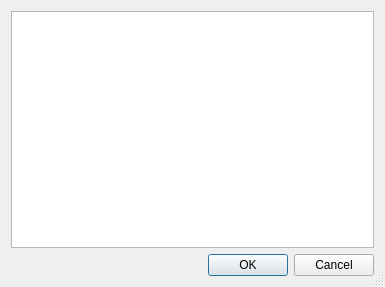
Old version of the form braviz/interaction/qt_guis/outcome_select.ui in the repository diego0020/braviz-app.
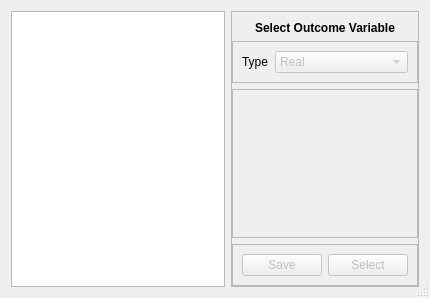
New version of the form.

Patch:
```diff
--- a/braviz/interaction/qt_guis/outcome_select.ui
+++ b/braviz/interaction/qt_guis/outcome_select.ui
@@ -6,8 +6,8 @@
    <rect>
     <x>0</x>
     <y>0</y>
-    <width>385</width>
-    <height>287</height>
+    <width>430</width>
+    <height>298</height>
    </rect>
   </property>
   <property name="windowTitle">
@@ -22,18 +22,172 @@
   <property name="modal">
    <bool>true</bool>
   </property>
-  <layout class="QVBoxLayout" name="verticalLayout">
+  <layout class="QHBoxLayout" name="horizontalLayout">
    <item>
-    <widget class="QTableView" name="tableView"/>
+    <widget class="QTableView" name="tableView">
+     <property name="sizePolicy">
+      <sizepolicy hsizetype="Preferred" vsizetype="Expanding">
+       <horstretch>0</horstretch>
+       <verstretch>0</verstretch>
+      </sizepolicy>
+     </property>
+     <property name="alternatingRowColors">
+      <bool>true</bool>
+     </property>
+     <property name="selectionMode">
+      <enum>QAbstractItemView::SingleSelection</enum>
+     </property>
+     <property name="selectionBehavior">
+      <enum>QAbstractItemView::SelectRows</enum>
+     </property>
+     <property name="sortingEnabled">
+      <bool>true</bool>
+     </property>
+     <property name="cornerButtonEnabled">
+      <bool>false</bool>
+     </property>
+     <attribute name="horizontalHeaderShowSortIndicator" stdset="0">
+      <bool>true</bool>
+     </attribute>
+     <attribute name="horizontalHeaderStretchLastSection">
+      <bool>true</bool>
+     </attribute>
+     <attribute name="verticalHeaderCascadingSectionResizes">
+      <bool>true</bool>
+     </attribute>
+     <attribute name="verticalHeaderShowSortIndicator" stdset="0">
+      <bool>false</bool>
+     </attribute>
+     <attribute name="verticalHeaderStretchLastSection">
+      <bool>true</bool>
+     </attribute>
+    </widget>
    </item>
    <item>
-    <widget class="QDialogButtonBox" name="buttonBox">
-     <property name="orientation">
-      <enum>Qt::Horizontal</enum>
+    <widget class="QFrame" name="frame">
+     <property name="frameShape">
+      <enum>QFrame::StyledPanel</enum>
      </property>
-     <property name="standardButtons">
-      <set>QDialogButtonBox::Cancel|QDialogButtonBox::Ok</set>
+     <property name="frameShadow">
+      <enum>QFrame::Raised</enum>
      </property>
+     <layout class="QVBoxLayout" name="verticalLayout" stretch="0,0,1,0">
+      <property name="leftMargin">
+       <number>0</number>
+      </property>
+      <property name="rightMargin">
+       <number>0</number>
+      </property>
+      <property name="bottomMargin">
+       <number>0</number>
+      </property>
+      <item>
+       <widget class="QLabel" name="var_name">
+        <property name="maximumSize">
+         <size>
+          <width>16777215</width>
+          <height>23</height>
+         </size>
+        </property>
+        <property name="font">
+         <font>
+          <weight>75</weight>
+          <bold>true</bold>
+         </font>
+        </property>
+        <property name="text">
+         <string>Select Outcome Variable</string>
+        </property>
+        <property name="alignment">
+         <set>Qt::AlignHCenter|Qt::AlignTop</set>
+        </property>
+       </widget>
+      </item>
+      <item>
+       <widget class="QFrame" name="frame_2">
+        <property name="frameShape">
+         <enum>QFrame::StyledPanel</enum>
+        </property>
+        <property name="frameShadow">
+         <enum>QFrame::Raised</enum>
+        </property>
+        <layout class="QFormLayout" name="formLayout">
+         <item row="0" column="0">
+          <widget class="QLabel" name="label_2">
+           <property name="text">
+            <string>Type</string>
+           </property>
+          </widget>
+         </item>
+         <item row="0" column="1">
+          <widget class="QComboBox" name="var_type_combo">
+           <property name="enabled">
+            <bool>false</bool>
+           </property>
+           <item>
+            <property name="text">
+             <string>Real</string>
+            </property>
+           </item>
+           <item>
+            <property name="text">
+             <string>Nominal</string>
+            </property>
+           </item>
+          </widget>
+         </item>
+        </layout>
+       </widget>
+      </item>
+      <item>
+       <widget class="QFrame" name="details_frame">
+        <property name="minimumSize">
+         <size>
+          <width>0</width>
+          <height>125</height>
+         </size>
+        </property>
+        <property name="frameShape">
+         <enum>QFrame::StyledPanel</enum>
+        </property>
+        <property name="frameShadow">
+         <enum>QFrame::Raised</enum>
+        </property>
+       </widget>
+      </item>
+      <item>
+       <widget class="QFrame" name="frame_4">
+        <property name="frameShape">
+         <enum>QFrame::StyledPanel</enum>
+        </property>
+        <property name="frameShadow">
+         <enum>QFrame::Raised</enum>
+        </property>
+        <layout class="QHBoxLayout" name="horizontalLayout_2">
+         <item>
+          <widget class="QPushButton" name="save_button">
+           <property name="enabled">
+            <bool>false</bool>
+           </property>
+           <property name="text">
+            <string>Save</string>
+           </property>
+          </widget>
+         </item>
+         <item>
+          <widget class="QPushButton" name="select_button">
+           <property name="enabled">
+            <bool>false</bool>
+           </property>
+           <property name="text">
+            <string>Select</string>
+           </property>
+          </widget>
+         </item>
+        </layout>
+       </widget>
+      </item>
+     </layout>
     </widget>
    </item>
   </layout>
```
Left out of the diff: 35 changed lines with no effect on the pictures.
